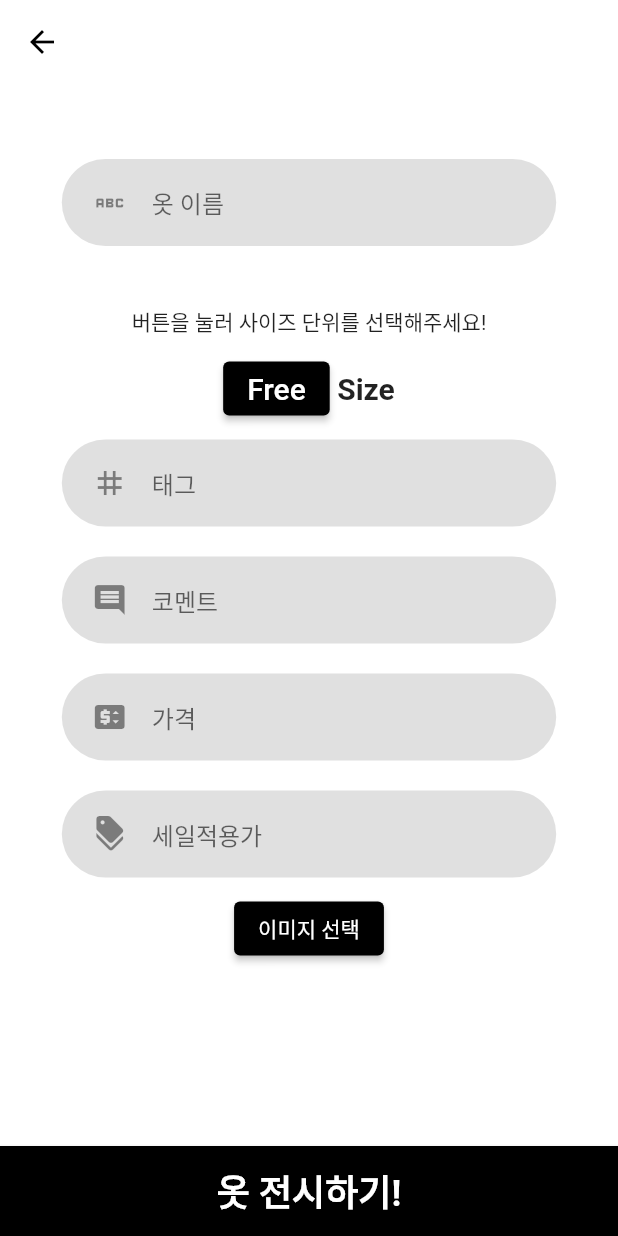
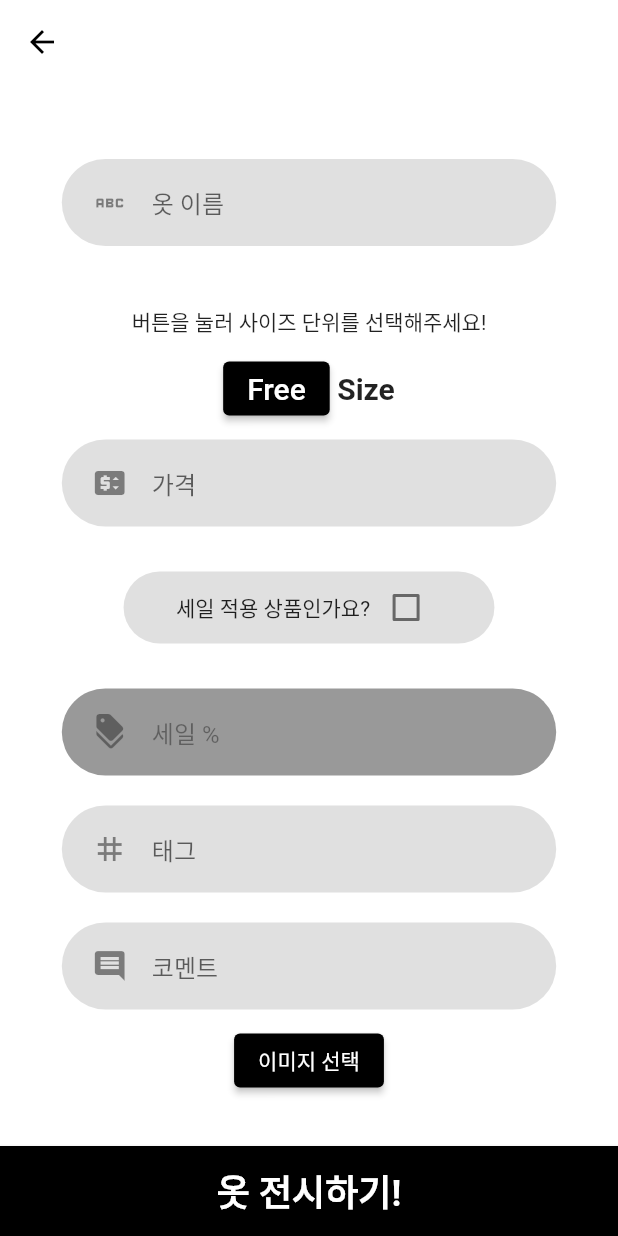
Before and after one commit to TypiDoyun/stac-offline, a Flutter app: the ClothesUploadPage screen opened directly, on a phone screen of 412 x 824 dp. Run offline on Flutter 3.47's test engine with Material 2 defaults, Android fonts, the phone set to English and light mode, and no system bars; our stand-ins replace dio, get, image_picker; missing offline and left inert: flutter_naver_map.

Commit message:
Feat: 옷 전시 95퍼센트 완성

```diff
--- a/lib/Widgets/mainlistitem.dart
+++ b/lib/Widgets/mainlistitem.dart
@@ -14,9 +14,8 @@ class UserHomeListItem extends StatelessWidget {
     // required this.shopName,
   }) : super(key: key);
 
-  final String clothesName;
+  final String clothesName, clothesImgPath;
   final int clothesPrice;
-  final String clothesImgPath;
   final int? saleValue;
   final bool saleBoolen;
   // final String shopName;
--- a/lib/Widgets/roundedInputField.dart
+++ b/lib/Widgets/roundedInputField.dart
@@ -6,13 +6,21 @@ roundedInputField({
   required FormFieldSetter onSaved,
   required FormFieldValidator validator,
   required IconData icon,
+  required bool enabled,
+  required Color color,
+  TextEditingController? controller,
+  Function(String)? onChanged,
 }) {
   return TextFieldContainer(
+    color: color,
     child: TextFormField(
+      controller: controller,
       onSaved: onSaved,
+      onChanged: onChanged,
       validator: validator,
       autovalidateMode: AutovalidateMode.always,
       keyboardType: keyboardType,
+      enabled: enabled,
       decoration: InputDecoration(
         icon: Icon(icon),
         hintText: hintText,
@@ -24,8 +32,9 @@ roundedInputField({
 
 class TextFieldContainer extends StatelessWidget {
   final Widget child;
+  final Color color;
 
-  const TextFieldContainer({Key? key, required this.child}) : super(key: key);
+  const TextFieldContainer({Key? key, required this.child, required this.color}) : super(key: key);
 
   @override
   Widget build(BuildContext context) {
@@ -35,7 +44,7 @@ class TextFieldContainer extends StatelessWidget {
       padding: const EdgeInsets.symmetric(horizontal: 20, vertical: 5),
       width: size.width * 0.8,
       decoration: BoxDecoration(
-        color: Colors.black12,
+        color: color,
         borderRadius: BorderRadius.circular(29),
       ),
       child: child,
--- a/lib/ownerpages/clothesupload.dart
+++ b/lib/ownerpages/clothesupload.dart
@@ -2,12 +2,16 @@ import 'package:dio/dio.dart' as dio;
 import 'package:dio/dio.dart';
 import 'package:flutter/material.dart';
 import 'package:get/get.dart';
+import 'package:intl/intl.dart';
 import 'package:offline/Widgets/roundedInputField.dart';
 import 'package:image_picker/image_picker.dart';
+import 'package:offline/Widgets/sizebutton.dart';
 import 'package:offline/servercontroller.dart';
+
 
 class ClothesUploadPage extends StatefulWidget {
   const ClothesUploadPage({super.key});
+
 
   @override
   State<StatefulWidget> createState() => _ClothesUploadPageState();
@@ -15,6 +19,26 @@ class ClothesUploadPage extends StatefulWidget {
 
 class _ClothesUploadPageState extends State<ClothesUploadPage> {
   final formkey = GlobalKey<FormState>();
+
+  int _textIndex = 0;
+  List<String> _textOptions = ['Free', '85(XS) ~ 110(2XL)'];
+
+  void _changeText() {
+    setState(() {
+      _textIndex = (_textIndex + 1) % _textOptions.length;
+      if (_textOptions[_textIndex] == 'Free') {
+        clothesInfo["size"] = ['Free'];
+      } else if (_textOptions[_textIndex] == '85(XS) ~ 110(2XL)') {
+        List selectedSizes = [];
+        for (int i = 0; i < buttonSelectedStates.length; i++) {
+          if (buttonSelectedStates[i]) {
+            selectedSizes.add(sizeMenus_num[i]);
+            clothesInfo["size"][i] = selectedSizes;
+          }
+        }
+      }
+    });
+  }
 
   final sizeMenus_num = [
     "85(XS)",
@@ -25,20 +49,27 @@ class _ClothesUploadPageState extends State<ClothesUploadPage> {
     "110(2XL)"
   ];
 
-  String? selectedSize1;
-  String? selectedSize2;
+  List buttonSelectedStates = List.filled(6, false);
+
+  void _toggleButton(int index) {
+    setState(() {
+      buttonSelectedStates[index] = !buttonSelectedStates[index];
+    });
+  }
 
   final Map<String, dynamic> clothesInfo = {
     "name": "",
     "price": 0,
-    "size": "",
+    "size": [],
     "tag": "",
     "comment": "",
     "saleValue": 0,
     "time": DateTime.now().toIso8601String(),
   };
 
-  List<XFile> _selectedImages = [];
+  bool isCheckboxChecked = false;
+
+  var f = NumberFormat('###,###,###,###,###,###');
 
   Future<void> _pickImages() async {
     final picker = ImagePicker();
@@ -46,41 +77,8 @@ class _ClothesUploadPageState extends State<ClothesUploadPage> {
       imageQuality: 30,
     );
 
-    if (pickedImages != null) {
     setState(() {
       _selectedImages = pickedImages;
-      });
-    }
-  }
-
-  Future<dynamic> patchUserProfileImage() async {
-    if (_selectedImages.length == 0) return;
-    var formData = dio.FormData.fromMap({
-      "name": "what a fucking shit day!",
-      'images': [dio.MultipartFile.fromFileSync(_selectedImages[0].path)]
-    });
-    // dio.MultipartFile.fromFileSync(_selectedImages[0].path, contentType: MediaType("image", "jpg"))
-    print("프로필 사진을 서버에 업로드 합니다.");
-    var request = Dio();
-    try {
-      // request.options.contentType = 'multipart/form-data';
-      // request.options.maxRedirects.isFinite;
-
-      var response = await request.post('$serverUrl/clothes',
-          data: formData, options: Options(contentType: 'multipart/form-data'));
-      print('성공적으로 업로드했습니다');
-      return response.data;
-    } catch (e) {
-      print(e);
-    }
-  }
-
-  int _textIndex = 0;
-  List<String> _textOptions = ['Free', '85(XS) ~ 110(2XL)'];
-
-  void _changeText() {
-    setState(() {
-      _textIndex = (_textIndex + 1) % _textOptions.length;
     });
   }
 
@@ -102,7 +100,9 @@ class _ClothesUploadPageState extends State<ClothesUploadPage> {
                   height: 40,
                 ),
                 roundedInputField(
+                  color: Colors.black12,
                   hintText: "옷 이름",
+                  enabled: true,
                   onSaved: (val) {
                     clothesInfo["name"] = val;
                   },
@@ -110,7 +110,8 @@ class _ClothesUploadPageState extends State<ClothesUploadPage> {
                     return null;
                   },
                   keyboardType: TextInputType.text,
-                    icon: Icons.abc),
+                  icon: Icons.abc
+                ),
                 const SizedBox(
                   height: 30,
                 ),
@@ -137,39 +138,117 @@ class _ClothesUploadPageState extends State<ClothesUploadPage> {
                 ),
                 Visibility(
                   visible: _textOptions[_textIndex] == '85(XS) ~ 110(2XL)',
-                  child: SizedBox(
-                    width: size.width * 0.3,
                   child: Column(
                     children: [
-                        DropdownButton(
-                          hint: const Text("Size"),
-                          value: selectedSize2,
-                          isExpanded: true,
-                          items: sizeMenus_num
-                              .map((e) => DropdownMenuItem(
-                                    value: e,
-                                    child: Text(e),
-                                  ))
-                              .toList(),
-                          onChanged: (value) =>
-                              setState(() => selectedSize2 = value),
+                      Container(
+                        margin: const EdgeInsets.symmetric(vertical: 10),
+                        child: const Text("보유중이신 사이즈를 선택해주세요."),
+                      ),
+                      ...List.generate(sizeMenus_num.length, (index) {
+                        return SizeButton(
+                          toggleTouch: () => _toggleButton(index),
+                          containerColor: buttonSelectedStates[index] ? Colors.black : Colors.white,
+                          borderColor: buttonSelectedStates[index] ? Colors.black : Colors.grey,
+                          textColor: buttonSelectedStates[index] ? Colors.white : Colors.black,
+                          text: sizeMenus_num[index],
+                        );
+                      }),
+                    ]
+                  ),
+                ),
+                roundedInputField(
+                  color: Colors.black12,
+                  hintText: "가격",
+                  keyboardType: TextInputType.number,
+                  enabled: true,
+                  onChanged: (val) {
+                    setState(() {
+                      num parsedValue = double.tryParse(val) ?? 0; // 문자열을 숫자로 변환 (기본값은 0)
+                      clothesInfo["price"] = parsedValue;
+                    });
+                  },
+                  onSaved: (val) {
+                    clothesInfo["price"] = val;
+                  },
+                  validator: (val) {
+                    return null;
+                  },
+                  icon: Icons.price_change
+              ),
+
+                Container(
+                margin: const EdgeInsets.symmetric(vertical: 20),
+                width: size.width * 0.6,
+                decoration: BoxDecoration(
+                  color: Colors.black12,
+                  borderRadius: BorderRadius.circular(50),
+                ),
+                child: Row(
+                  mainAxisAlignment: MainAxisAlignment.center,
+                  children: [
+                    const Text("세일 적용 상품인가요?"),
+                    Checkbox(
+                      value: isCheckboxChecked,
+                      onChanged: (value) {
+                        setState(() {
+                          isCheckboxChecked = value!;
+                        });
+                      },
                     ),
                   ],
                 ),
               ),
+              Container(
+                child: Column(
+                  mainAxisAlignment: MainAxisAlignment.start,
+                  children: [
+                    roundedInputField(
+                        color: isCheckboxChecked ? Colors.black12 : Colors.black12.withOpacity(0.4),
+                        hintText: "세일 %",
+                        keyboardType: TextInputType.number,
+                        enabled: isCheckboxChecked,
+                        onChanged: (val) {
+                          setState(() {
+                            num discountValue = double.tryParse(val) ?? 0; // 문자열을 숫자로 변환 (기본값은 0)
+                            clothesInfo["saleValue"] = discountValue;
+                          });
+                        },
+                        onSaved: (val) {
+                          clothesInfo["saleValue"] = val;
+                        },
+                        validator: (val) {
+                          return null;
+                        },
+                        icon: Icons.discount
                     ),
+                    isCheckboxChecked ? Text(
+                      '원가 : ${f.format(clothesInfo["price"])}\n세일가 : ${f.format(
+                          (clothesInfo["price"] - (clothesInfo["price"] * clothesInfo["saleValue"]! / 100)))}', // 저장된 가격 출력, 없을 경우 빈 문자열 출력
+                      style: TextStyle(fontSize: 16),
+                    ) : SizedBox(),
+                  ],
+                ),
+              ),
+
+
+
               roundedInputField(
+                  color: Colors.black12,
                   hintText: "태그",
                   keyboardType: TextInputType.text,
+                  enabled: true,
                   onSaved: (val) {
                     clothesInfo["tag"] = val;
                   },
                   validator: (val) {
                     return null;
                   },
-                    icon: Icons.tag),
+                  icon: Icons.tag
+                ),
                 roundedInputField(
+                  color: Colors.black12,
                   hintText: "코멘트",
+                  enabled: true,
                   keyboardType: TextInputType.text,
                   onSaved: (val) {
                     clothesInfo["comment"] = val;
@@ -177,29 +256,12 @@ class _ClothesUploadPageState extends State<ClothesUploadPage> {
                   validator: (val) {
                     return null;
                   },
-                    icon: Icons.comment),
-                roundedInputField(
-                    hintText: "가격",
-                    keyboardType: TextInputType.number,
-                    onSaved: (val) {
-                      clothesInfo["price"] = val;
-                    },
-                    validator: (val) {
-                      return null;
-                    },
-                    icon: Icons.price_change),
-                roundedInputField(
-                    hintText: "세일적용가",
-                    keyboardType: TextInputType.number,
-                    onSaved: (val) {
-                      clothesInfo["saleValue"] = val;
-                    },
-                    validator: (val) {
-                      return null;
-                    },
-                    icon: Icons.discount),
+                  icon: Icons.comment
+                ),
                 ElevatedButton(
-                    onPressed: _pickImages, child: const Text("이미지 선택")),
+                    onPressed: _pickImages, child: const Text("이미지 선택")
+                ),
+                SizedBox(height: size.width*0.8,)
               ],
             ),
           ),
@@ -245,3 +307,28 @@ class _ClothesUploadPageState extends State<ClothesUploadPage> {
     }
   }
 }
+
+
+List<XFile> _selectedImages = [];
+
+Future<dynamic> patchUserProfileImage() async {
+  if (_selectedImages.length == 0) return;
+  var formData = dio.FormData.fromMap({
+    "name": "what a fucking shit day!",
+    'images': [dio.MultipartFile.fromFileSync(_selectedImages[0].path)]
+  });
+  // dio.MultipartFile.fromFileSync(_selectedImages[0].path, contentType: MediaType("image", "jpg"))
+  print("프로필 사진을 서버에 업로드 합니다.");
+  var request = Dio();
+  try {
+    // request.options.contentType = 'multipart/form-data';
+    // request.options.maxRedirects.isFinite;
+
+    var response = await request.post('$serverUrl/clothes',
+        data: formData, options: Options(contentType: 'multipart/form-data'));
+    print('성공적으로 업로드했습니다');
+    return response.data;
+  } catch (e) {
+    print(e);
+  }
+}
--- a/lib/ownerpages/modifyclothesinfo.dart
+++ b/lib/ownerpages/modifyclothesinfo.dart
@@ -1,5 +1,4 @@
 import 'package:flutter/material.dart';
-import 'package:offline/Widgets/background.dart';
 
 
 final imagesList = [
--- a/lib/ownerpages/ownerhome.dart
+++ b/lib/ownerpages/ownerhome.dart
@@ -14,7 +14,7 @@ class OwnerPage extends StatefulWidget {
 }
 
 class _OwnerPageState extends State<OwnerPage> {
-  List<Map<String, dynamic>> clothesList = [
+  List<Map> clothesList = [
   ];
 
 
--- a/lib/servercontroller.dart
+++ b/lib/servercontroller.dart
@@ -1,4 +1,3 @@
-import 'package:dio/dio.dart';
 import 'package:http/http.dart' as http;
 
 final String serverUrl = 'http://117.110.121.213:3000';
--- a/lib/userpages/login.dart
+++ b/lib/userpages/login.dart
@@ -30,8 +30,10 @@ class _LoginPageState extends State<LoginPage> {
             ),
             const SizedBox(height: 20,),
             roundedInputField(
+              color: Colors.black12,
               hintText: "아이디",
               keyboardType: TextInputType.text,
+              enabled: true,
               onSaved: (val) {},
               validator: (val) {
                 return null;
@@ -39,8 +41,10 @@ class _LoginPageState extends State<LoginPage> {
               icon: Icons.person,
             ),
             roundedInputField(
+              color: Colors.black12,
               hintText: "비밀번호",
               keyboardType: TextInputType.text,
+              enabled: true,
               onSaved: (val) {},
               validator: (val) {
                 return null;
```
Also changed, not shown: lib/Widgets/ownerclotheslistitem.dart (+3 -6 lines), lib/Widgets/sizebutton.dart (added, +42 -0 lines), lib/userpages/signin.dart (+22 -4 lines), assets/images/clothesImage7.jpeg (added), assets/images/clothesImage8.jpeg (added), 1 other file. Lines whose indentation alone changed are shown as unchanged.
